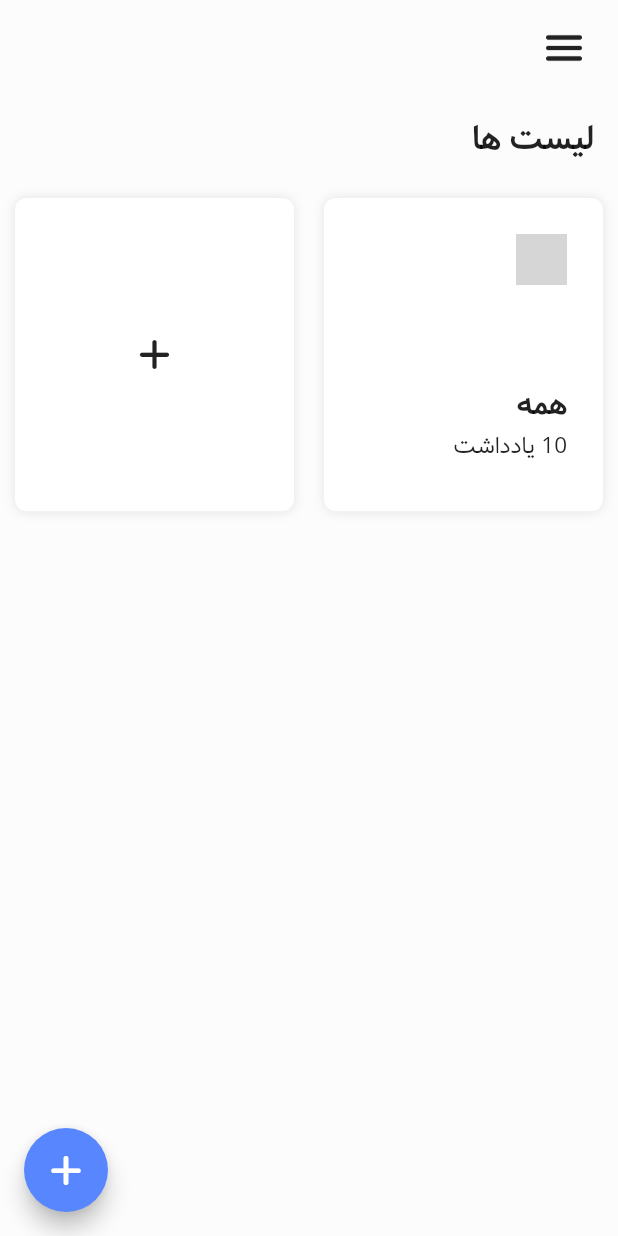
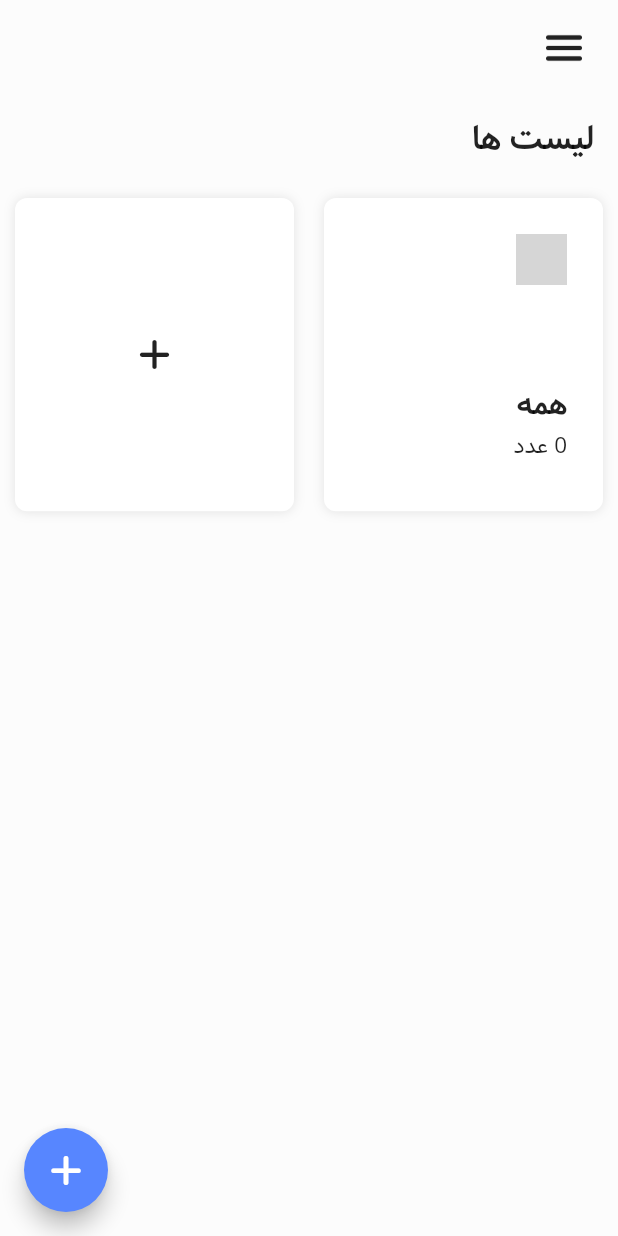
Before and after one commit to smrTofighi/todo_infinity_app, a Flutter app: the screen it shows after launch, on a phone screen of 412 x 824 dp. Run offline on Flutter 3.47's test engine with Material 2 defaults, Android fonts, the phone set to English and light mode, and no system bars; our stand-ins replace font_awesome_flutter, get, get_storage, hive, hive_flutter, loading_animation_widget; accounts and stored records are empty; grey boxes are pictures that could not be loaded.

Commit message:
reformate and create new pages

```diff
--- /dev/null
+++ b/lib/controllers/task_controller.dart
@@ -0,0 +1,6 @@
+import 'package:get/get.dart';
+import 'package:todo_infinity_app/models/category_model.dart';
+
+class TaskController extends GetxController {
+  Rx<CategoryModel> categoryModel = CategoryModel().obs;
+}
--- a/lib/core/values/icons.dart
+++ b/lib/core/values/icons.dart
@@ -3,6 +3,13 @@ import 'package:todo_infinity_app/gen/assets.gen.dart';
 
 class MyIcons {
   static ImageProvider noteBook = Image.asset(Assets.icons.notebook.path).image;
+  static ImageProvider airplan = Image.asset(Assets.icons.ariplan.path).image;
+  static ImageProvider book = Image.asset(Assets.icons.book.path).image;
+  static ImageProvider home = Image.asset(Assets.icons.home.path).image;
+  static ImageProvider music = Image.asset(Assets.icons.music.path).image;
+  static ImageProvider school = Image.asset(Assets.icons.school.path).image;
+  static ImageProvider shop = Image.asset(Assets.icons.shop.path).image;
+  static ImageProvider work = Image.asset(Assets.icons.work.path).image;
   static ImageProvider menuVertical =
       Image.asset(Assets.icons.menuDotVertical.path).image;
   static ImageProvider arrowRight =
--- a/lib/main.dart
+++ b/lib/main.dart
@@ -4,13 +4,13 @@ import 'package:get/get.dart';
 import 'package:get_storage/get_storage.dart';
 import 'package:hive_flutter/adapters.dart';
 import 'package:todo_infinity_app/bindings/binding.dart';
-import 'package:todo_infinity_app/gen/fonts.gen.dart';
 import 'package:todo_infinity_app/routes/routes.dart';
 import 'package:todo_infinity_app/views/pages/splash_page.dart';
+import 'core/themes/light_theme.dart';
 
 void main() async {
   await GetStorage.init();
-  await Hive.initFlutter();
+  // await Hive.initFlutter();
   //TODO: init Hive and register adaptor
   runApp(const MyApp());
 }
@@ -23,7 +23,7 @@ class MyApp extends StatelessWidget {
     return GetMaterialApp(
       title: 'ToDo Infinity',
       debugShowCheckedModeBanner: false,
-      theme: ThemeData(fontFamily: FontFamily.samim),
+      theme: lightTheme(),
       localizationsDelegates: const [
         GlobalMaterialLocalizations.delegate,
         GlobalWidgetsLocalizations.delegate,
--- a/lib/models/category_model.dart
+++ b/lib/models/category_model.dart
@@ -5,10 +5,8 @@ import 'package:todo_infinity_app/models/task_model.dart';
 
 class CategoryModel {
   String? name;
-
   ImageProvider? icon;
-
-  List<TaskModel> taskList;
-  CategoryModel(
-      {required this.name, required this.icon, required this.taskList});
+  List<TaskModel>? taskList;
+  Color? color;
+  CategoryModel({this.name, this.icon, this.color, this.taskList});
 }
--- a/lib/routes/routes.dart
+++ b/lib/routes/routes.dart
@@ -1,18 +1,17 @@
 import 'package:get/get.dart';
 import 'package:todo_infinity_app/bindings/binding.dart';
 import 'package:todo_infinity_app/routes/pages.dart';
-import 'package:todo_infinity_app/views/pages/category_page.dart';
+import 'package:todo_infinity_app/views/pages/category/category_page.dart';
 import 'package:todo_infinity_app/views/pages/task_list_page.dart';
 
 List<GetPage> routes = [
   GetPage(
     name: PageName.categoryPage,
     page: () => CategoryPage(),
-    binding: CategoryBinding(),
+    bindings: [CategoryBinding(), TaskBinding()],
   ),
   GetPage(
     name: PageName.taskListPage,
-    page: () => const TaskListPage(),
-    // binding: CategoryBinding(),
+    page: () => TaskListPage(),
   )
 ];
--- a/lib/views/pages/category_page.dart
+++ b/lib/views/pages/category/category_page.dart
@@ -2,14 +2,17 @@ import 'package:flutter/material.dart';
 import 'package:font_awesome_flutter/font_awesome_flutter.dart';
 import 'package:get/get.dart';
 import 'package:todo_infinity_app/controllers/category_controller.dart';
+import 'package:todo_infinity_app/controllers/task_controller.dart';
 import 'package:todo_infinity_app/core/values/colors.dart';
 import 'package:todo_infinity_app/core/values/strings.dart';
 import 'package:todo_infinity_app/gen/assets.gen.dart';
+import 'package:todo_infinity_app/routes/pages.dart';
 import 'package:todo_infinity_app/views/widgets/floating_action_button.dart';
 
 class CategoryPage extends StatelessWidget {
   CategoryPage({super.key});
   var categoryController = Get.find<CategoryController>();
+  var taskController = Get.find<TaskController>();
   @override
   Widget build(BuildContext context) {
     return SafeArea(
@@ -59,9 +62,23 @@ class CategoryPage extends StatelessWidget {
                     itemBuilder: (context, index) {
                       return Padding(
                         padding: const EdgeInsets.all(10.0),
-                        child: InkWell(
-                          onTap: () {},
-                          splashColor: Colors.transparent,
+                        child: GestureDetector(
+                          onTap: () {
+                            if (index ==
+                                categoryController.categoryList.length) {
+                              categoryController.addCategory();
+                            } else {
+                              taskController.categoryModel.value =
+                                  categoryController.categoryList[index];
+                              Get.toNamed(PageName.taskListPage);
+                            }
+                          },
+                          onLongPress: () {
+                            if (index !=
+                                categoryController.categoryList.length) {
+                              categoryController.categoryList.removeAt(index);
+                            }
+                          },
                           child: Container(
                             width: Get.width / 2.2,
                             height: Get.height / 3.2,
@@ -90,7 +107,8 @@ class CategoryPage extends StatelessWidget {
                                         ImageIcon(
                                           categoryController
                                               .categoryList[index].icon,
-                                          color: SolidColors.primary,
+                                          color: categoryController
+                                              .categoryList[index].color,
                                           size: 34,
                                         ),
                                         Column(
@@ -104,7 +122,9 @@ class CategoryPage extends StatelessWidget {
                                                   fontWeight: FontWeight.bold,
                                                   fontSize: 20),
                                             ),
-                                            const Text('10 یادداشت'),
+                                            Text(
+                                              '${categoryController.categoryList[index].taskList!.length} عدد',
+                                            ),
                                           ],
                                         )
                                       ],
@@ -122,6 +142,7 @@ class CategoryPage extends StatelessWidget {
         ),
         floatingActionButton: MyFloatingActionButton(
           onPressed: () {},
+          color: SolidColors.primary,
         ),
       ),
     );
--- a/lib/views/widgets/floating_action_button.dart
+++ b/lib/views/widgets/floating_action_button.dart
@@ -1,16 +1,15 @@
 import 'package:flutter/material.dart';
 import 'package:font_awesome_flutter/font_awesome_flutter.dart';
 
-import '../../core/values/colors.dart';
-
 class MyFloatingActionButton extends StatelessWidget {
-  const MyFloatingActionButton({super.key, required this.onPressed});
+  const MyFloatingActionButton({super.key, required this.onPressed,required this.color});
   final Function() onPressed;
+  final Color color ;
   @override
   Widget build(BuildContext context) {
     return FloatingActionButton(
       onPressed: onPressed,
-      backgroundColor: SolidColors.primary,
+      backgroundColor: color,
       child: const Icon(FontAwesomeIcons.plus),
     );
   }
--- a/pubspec.yaml
+++ b/pubspec.yaml
@@ -47,6 +47,7 @@ dependencies:
   # The following adds the Cupertino Icons font to your application.
   # Use with the CupertinoIcons class for iOS style icons.
   cupertino_icons: ^1.0.2
+  percent_indicator: ^4.2.2
 
 dev_dependencies:
   flutter_test:
```
Also changed, not shown: lib/bindings/binding.dart (+8 -0 lines), lib/controllers/category_controller.dart (+197 -0 lines), lib/core/themes/light_theme.dart (added, +48 -0 lines), lib/views/pages/category/widgets/color_widget.dart (added, +24 -0 lines), lib/views/pages/task_list_page.dart (+18 -9 lines), pubspec.lock, 2 other files.
